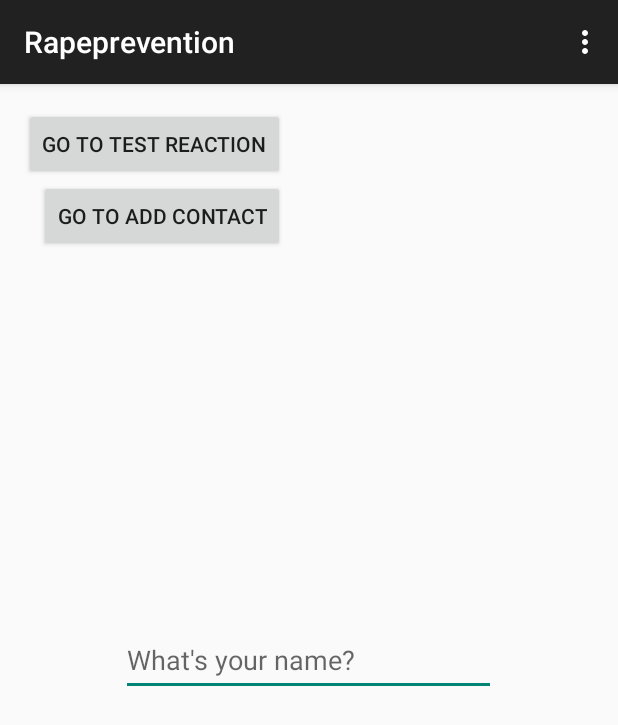
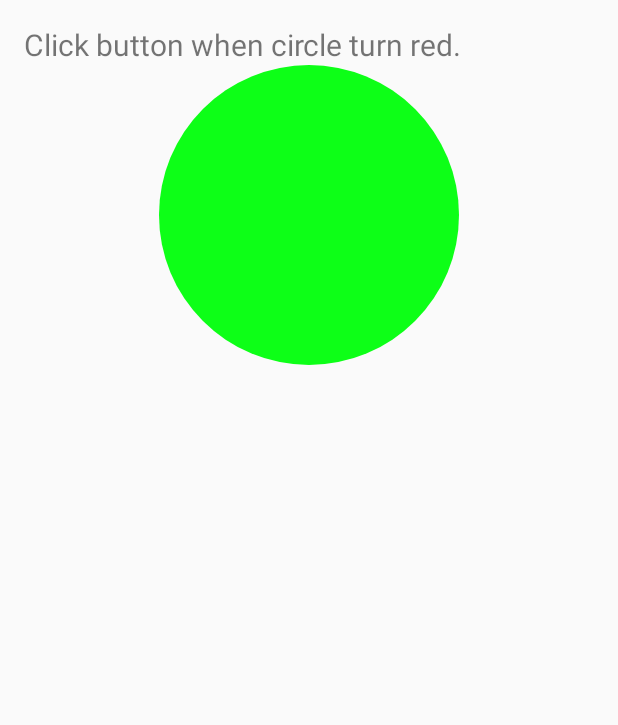
Before and after one commit to Sihui/ChimeHack2-RapePrevention, an Android app: the screen it shows after launch (StartupActivity before the commit, ReactionActivity after it), after a tap on "GO TO TEST REACTION", on a phone screen of 412 x 824 dp. Shown: the top 725 px of the screen. Run offline under Robolectric (Android 15) with nearby library versions, the phone set to English and light mode, and no system bars; our stand-ins replace ButterKnife.

Commit message:
Base flow

```diff
--- a/Rapeprevention/app/src/main/java/hackmate/rapeprevention/Controller/ReactionController.java
+++ b/Rapeprevention/app/src/main/java/hackmate/rapeprevention/Controller/ReactionController.java
@@ -1,8 +1,10 @@
 package hackmate.rapeprevention.Controller;
 
 import android.app.Fragment;
+import android.content.Intent;
 import hackmate.rapeprevention.Models.Model;
 import hackmate.rapeprevention.ReactionActivity;
+import hackmate.rapeprevention.TimerActivity;
 import java.util.Date;
 import java.util.Random;
 import java.util.Timer;
@@ -12,6 +14,7 @@ public class ReactionController extends Controller<ReactionActivity> {
   Timer timer;
   long startTime;
   long changeColorTime;
+  boolean training;
 
   private ReactionController() {
   }
@@ -20,7 +23,35 @@ public class ReactionController extends Controller<ReactionActivity> {
 
   @Override public void takeActivity(ReactionActivity activity) {
     super.takeActivity(activity);
-    startMeasureReaction();
+  }
+
+  public void onReceiveIntent(Intent intent) {
+    training = intent.getBooleanExtra("training", false);
+    if (training) {
+      training();
+    } else {
+      startMeasureReaction();
+    }
+  }
+
+  public void training() {
+    // Train 5 times
+    final int interval = 5000;
+    getActivity().handler.postDelayed(new Runnable() {
+      int times = 5;
+
+      @Override public void run() {
+        getActivity().setTitle(
+            String.format("Please click button when it turns red. Remaining %d times.", times));
+        times--;
+        startMeasureReaction();
+        if (times != 0) {
+          getActivity().handler.postDelayed(this, interval);
+        } else {
+          startActivity(TimerActivity.class);
+        }
+      }
+    }, interval);
   }
 
   public void startMeasureReaction() {
@@ -31,7 +62,9 @@ public class ReactionController extends Controller<ReactionActivity> {
     getActivity().showNormalBtn();
     getActivity().handler.postDelayed(new Runnable() {
       @Override public void run() {
-        getActivity().showAlertBtn();
+        if (hasActivity()) {
+          getActivity().showAlertBtn();
+        }
       }
     }, changeColorTime);
   }
@@ -39,7 +72,9 @@ public class ReactionController extends Controller<ReactionActivity> {
   public void onUserClickButton() {
     long timeDiff = Math.abs(startTime + changeColorTime - getCurrentTime());
     getActivity().notifyReactionTime(timeDiff);
-    Model.getModel().reactionTime.get().add(timeDiff);
+    if (training) {
+      Model.getModel().reactionTime.get().add(timeDiff);
+    }
   }
 
   long getCurrentTime() {
--- a/Rapeprevention/app/src/main/java/hackmate/rapeprevention/Controller/TimerController.java
+++ b/Rapeprevention/app/src/main/java/hackmate/rapeprevention/Controller/TimerController.java
@@ -1,5 +1,6 @@
 package hackmate.rapeprevention.Controller;
 
+import hackmate.rapeprevention.Models.NotificationManager;
 import hackmate.rapeprevention.TimerActivity;
 import java.util.Timer;
 import java.util.TimerTask;
@@ -27,7 +28,7 @@ public class TimerController extends Controller<TimerActivity> {
   public void setTime(int time) {
     timeToTestReaction = time;
     if (timeToTestReaction <= 0) {
-      // TODO: Create notification here
+      NotificationManager.sendNotification();
     }
   }
 
--- a/Rapeprevention/app/src/main/java/hackmate/rapeprevention/ReactionActivity.java
+++ b/Rapeprevention/app/src/main/java/hackmate/rapeprevention/ReactionActivity.java
@@ -3,29 +3,37 @@ package hackmate.rapeprevention;
 import android.app.Activity;
 import android.os.Bundle;
 import android.os.Handler;
+import android.widget.ImageView;
+import android.widget.TextView;
 import android.widget.Toast;
+import butterknife.Bind;
 import butterknife.ButterKnife;
 import butterknife.OnClick;
 import hackmate.rapeprevention.Controller.ReactionController;
 
 public class ReactionActivity extends Activity {
+  @Bind(R.id.reaction_btn) ImageView reactionBtn;
+  @Bind(R.id.title) TextView title;
   public Handler handler = new Handler();
+  private ReactionController controller;
 
   @Override protected void onCreate(Bundle savedInstanceState) {
     super.onCreate(savedInstanceState);
     setContentView(R.layout.activity_reaction);
     ButterKnife.bind(this);
-    ReactionController.ONLY.takeActivity(this);
+    controller = ReactionController.ONLY;
+    controller.takeActivity(this);
+    controller.onReceiveIntent(getIntent());
     super.onCreate(savedInstanceState);
   }
 
   @Override protected void onStop() {
     super.onStop();
-    ReactionController.ONLY.dropActivity();
+    controller.dropActivity();
   }
 
   @OnClick(R.id.reaction_btn) void onReactionBtnClicked() {
-    ReactionController.ONLY.onUserClickButton();
+    controller.onUserClickButton();
   }
 
   public void notifyReactionTime(long reactionTime) {
@@ -34,8 +42,14 @@ public class ReactionActivity extends Activity {
   }
 
   public void showAlertBtn() {
+    reactionBtn.setImageDrawable(getResources().getDrawable(R.drawable.circle_red));
   }
 
   public void showNormalBtn() {
+    reactionBtn.setImageDrawable(getResources().getDrawable(R.drawable.circle_green));
+  }
+
+  public void setTitle(String title) {
+    this.title.setText(title);
   }
 }
--- a/Rapeprevention/app/src/main/java/hackmate/rapeprevention/StartupActivity.java
+++ b/Rapeprevention/app/src/main/java/hackmate/rapeprevention/StartupActivity.java
@@ -1,30 +1,20 @@
 package hackmate.rapeprevention;
 
-import android.app.NotificationManager;
-import android.app.PendingIntent;
-import android.content.Context;
 import android.content.Intent;
 import android.os.Bundle;
-import android.os.Handler;
-import android.support.v4.app.TaskStackBuilder;
 import android.support.v7.app.ActionBarActivity;
-import android.support.v4.app.NotificationCompat;
 import android.util.Log;
 import android.view.KeyEvent;
 import android.view.Menu;
 import android.view.MenuItem;
 import android.view.inputmethod.EditorInfo;
 import android.widget.Button;
-
 import android.widget.EditText;
 import android.widget.TextView;
 import butterknife.Bind;
 import butterknife.ButterKnife;
 import butterknife.OnClick;
 import hackmate.rapeprevention.Controller.StartupController;
-import hackmate.rapeprevention.Models.DrunkAction;
-import hackmate.rapeprevention.Models.GPSTracker;
-import hackmate.rapeprevention.Models.SMS;
 
 public class StartupActivity extends ActionBarActivity {
   @Bind(R.id.go_to_reaction) Button btn;
@@ -39,15 +29,14 @@ public class StartupActivity extends ActionBarActivity {
 
     controller.takeActivity(this);
     username.setOnEditorActionListener(new TextView.OnEditorActionListener() {
-        @Override
-        public boolean onEditorAction(TextView v, int actionId, KeyEvent event) {
-            if (actionId == EditorInfo.IME_ACTION_DONE ||
-                    (event.getKeyCode() == KeyEvent.KEYCODE_ENTER && event.getAction() == KeyEvent.ACTION_DOWN)) {
-                controller.onUserNameEntered(username.getText().toString());
-                return true;
-            }
-            return false;
+      @Override public boolean onEditorAction(TextView v, int actionId, KeyEvent event) {
+        if (actionId == EditorInfo.IME_ACTION_DONE || (event.getKeyCode() == KeyEvent.KEYCODE_ENTER
+            && event.getAction() == KeyEvent.ACTION_DOWN)) {
+          controller.onUserNameEntered(username.getText().toString());
+          return true;
         }
+        return false;
+      }
     });
   }
 
@@ -58,8 +47,9 @@ public class StartupActivity extends ActionBarActivity {
   }
 
   @OnClick(R.id.go_to_reaction) void onGotoBtnClick() {
-      DrunkAction.drunkAction();
-    //startActivity(new Intent(this, ReactionActivity.class));
+    Intent intent = new Intent(this, ReactionActivity.class);
+    intent.putExtra("training", true);
+    startActivity(intent);
   }
 
   @OnClick(R.id.go_to_contact) void onGotoBtnClick2() {
@@ -80,5 +70,4 @@ public class StartupActivity extends ActionBarActivity {
 
     return super.onOptionsItemSelected(item);
   }
-
 }
--- a/Rapeprevention/app/src/main/java/hackmate/rapeprevention/TimerActivity.java
+++ b/Rapeprevention/app/src/main/java/hackmate/rapeprevention/TimerActivity.java
@@ -6,6 +6,7 @@ import android.support.v7.app.ActionBarActivity;
 import butterknife.Bind;
 import butterknife.ButterKnife;
 import hackmate.rapeprevention.Controller.TimerController;
+import hackmate.rapeprevention.Models.NotificationManager;
 import hackmate.rapeprevention.Models.Observable;
 import hackmate.rapeprevention.Widgets.NestTimePicker;
 
@@ -27,4 +28,9 @@ public class TimerActivity extends ActionBarActivity {
       }
     });
   }
+
+  @Override protected void onStop() {
+    super.onStop();
+    NotificationManager.sendNotification();
+  }
 }
--- a/Rapeprevention/app/src/main/res/layout/activity_reaction.xml
+++ b/Rapeprevention/app/src/main/res/layout/activity_reaction.xml
@@ -11,6 +11,7 @@
     >
 
   <TextView
+      android:id="@+id/title"
       android:layout_width="match_parent"
       android:layout_height="wrap_content"
       android:textSize="20sp"
@@ -18,4 +19,12 @@
       android:text="Click button when circle turn red."
       />
 
+    <ImageView xmlns:android="http://schemas.android.com/apk/res/android"
+        android:id="@+id/reaction_btn"
+        android:layout_width="200dp"
+        android:layout_height="200dp"
+        android:layout_gravity="center"
+        android:src="@drawable/circle_green"
+        android:contentDescription="@string/hello_world"
+        />
 </LinearLayout>
```
Also changed, not shown: Rapeprevention/app/src/main/java/hackmate/rapeprevention/Models/NotificationManager.java (+3 -7 lines), 1 other file.
